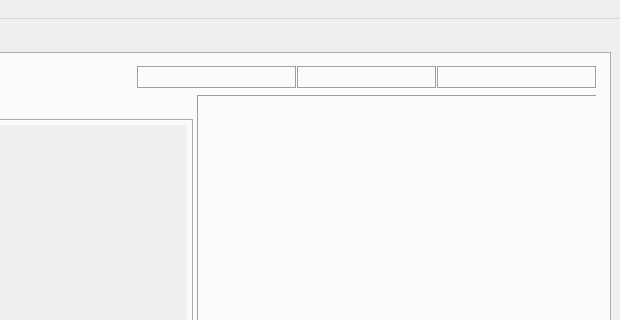
The window that qtgui/luxrender.ui (sungsoo/luxrender-lux) describes before a commit, drawn with Qt 5; both pictures show x 327 to 947 and y 0 to 320 of the 947 by 736 pixel window.
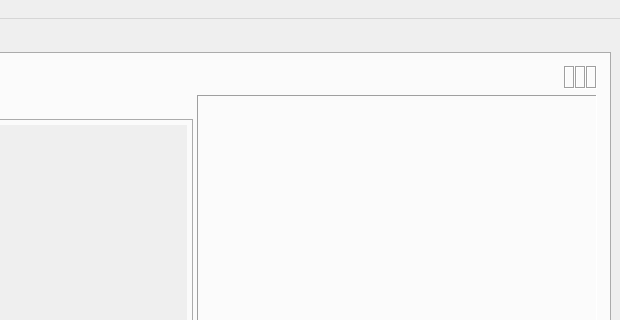
The same window after the commit. The open tabs and pages were chosen to show the change. Icons and pictures are not drawn.

```diff
--- a/qtgui/luxrender.ui
+++ b/qtgui/luxrender.ui
@@ -470,7 +470,7 @@
            <widget class="QLabel" name="resinfoLabel">
             <property name="minimumSize">
              <size>
-              <width>160</width>
+              <width>0</width>
               <height>0</height>
              </size>
             </property>
@@ -489,7 +489,7 @@
            <widget class="QLabel" name="zoominfoLabel">
             <property name="minimumSize">
              <size>
-              <width>140</width>
+              <width>0</width>
               <height>0</height>
              </size>
             </property>
@@ -511,7 +511,7 @@
            <widget class="QLabel" name="viewportinfoLabel">
             <property name="minimumSize">
              <size>
-              <width>160</width>
+              <width>0</width>
               <height>0</height>
              </size>
             </property>
```
Left out of the diff: 4 changed lines with no effect on the pictures.
